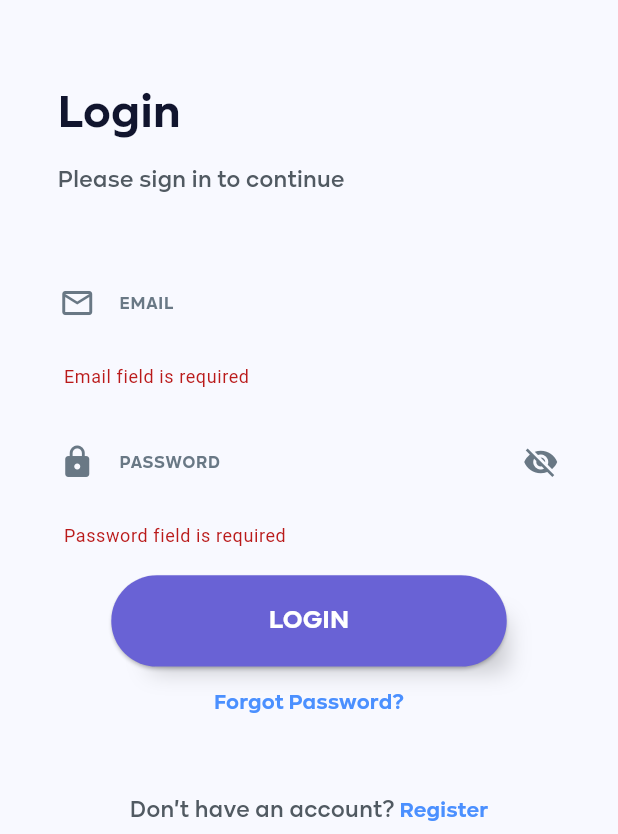
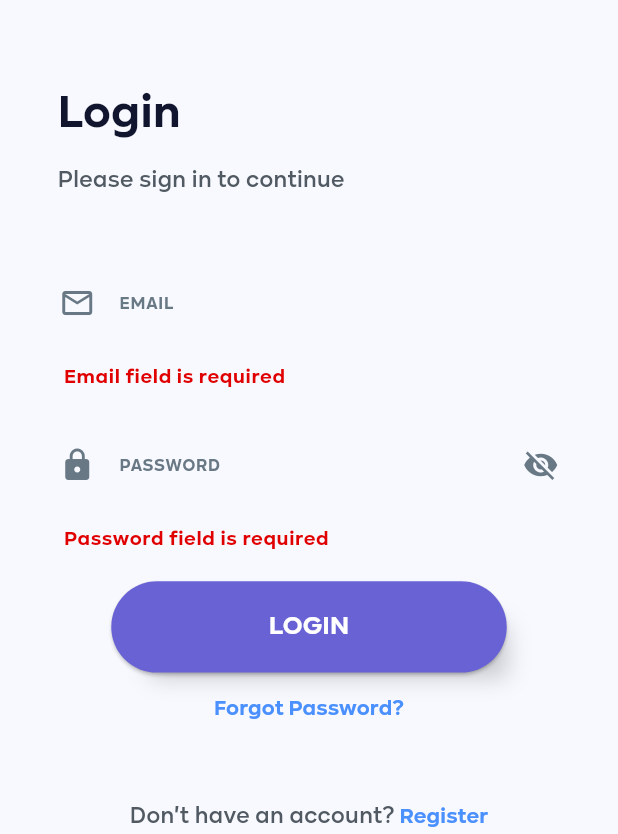
Before and after one commit to ahmed-taha1/Holdy-front-end, a Flutter app: the screen it shows after launch, after a tap on "LOGIN", on a phone screen of 412 x 824 dp, the part 402-1236 px from its top. Run offline on Flutter 3.47's test engine with Material 3 defaults, Android fonts, the phone set to English and light mode, and no system bars; our stand-ins replace bloc, dio, equatable, flutter_bloc, flutter_screenutil, flutter_svg and 3 more; missing offline and left inert: encrypt, flex_color_picker; accounts and stored records are empty; network calls fail; project files that could hold a hidden picture were left out.

Commit message:
lines at text form field problem solved

```diff
--- a/lib/core/models/user_model/user_model.dart
+++ b/lib/core/models/user_model/user_model.dart
@@ -10,7 +10,6 @@ class UserModel extends Equatable {
 	final List<Platform>? platforms;
 
 	const UserModel({
-
 		this.email,
 		this.firstName,
 		this.lastName,
--- a/lib/core/routing/app_router.dart
+++ b/lib/core/routing/app_router.dart
@@ -8,11 +8,13 @@ import 'package:accounts_protector/features/pin/ui/views/pin_view.dart';
 import 'package:accounts_protector/features/platforms/ui/views/add_platform_view.dart';
 import 'package:accounts_protector/features/platforms/ui/views/platforms_view.dart';
 import 'package:accounts_protector/features/splash_screen/splash_screen.dart';
+import 'package:flutter/material.dart';
 import 'package:go_router/go_router.dart';
 import '../../features/authentication/ui/views/forgot_password_view.dart';
 import '../../features/pin/ui/views/create_pin_view.dart';
 
 abstract class AppRouter {
+  static String? currentLocation;
   static final GoRouter router = GoRouter(
     routes: <RouteBase>[
       GoRoute(
@@ -48,6 +50,7 @@ abstract class AppRouter {
           path: Routes.splashScreen.path,
           builder: (context, state) => const SplashScreen()),
     ],
+    observers: [GlobalRouteObserver()],
     initialLocation: Routes.loginView.path,
     // initialLocation: Routes.splashScreen.path,
   );
@@ -58,3 +61,30 @@ abstract class AppRouter {
     }
   }
 }
+
+// Global route observer to track route changes
+class GlobalRouteObserver extends RouteObserver<PageRoute<dynamic>> {
+  @override
+  void didPush(Route<dynamic> route, Route<dynamic>? previousRoute) {
+    if (route is PageRoute && !route.isFirst) {
+      // Update the current route name when a new route is pushed
+      AppRouter.currentLocation = route.settings.name ?? '';
+    }
+  }
+
+  @override
+  void didPop(Route<dynamic> route, Route<dynamic>? previousRoute) {
+    if (previousRoute is PageRoute) {
+      // Update the current route name when a route is popped
+      AppRouter.currentLocation = previousRoute.settings.name ?? '';
+    }
+  }
+
+  @override
+  void didReplace({Route<dynamic>? newRoute, Route<dynamic>? oldRoute}) {
+    if (newRoute is PageRoute && !newRoute.isFirst) {
+      // Update the current route name when a new route is pushed
+      AppRouter.currentLocation = newRoute.settings.name ?? '';
+    }
+  }
+}
--- a/lib/core/widgets/custom_input_text_field.dart
+++ b/lib/core/widgets/custom_input_text_field.dart
@@ -65,7 +65,7 @@ class _CustomInputFieldState extends State<CustomInputField> {
             offset: const Offset(0, 4),
           ),
         ],
-        borderRadius: BorderRadius.circular(21),
+        borderRadius: BorderRadius.circular(21.r),
       ),
       child: TextFormField(
         onChanged: (value) {
@@ -86,11 +86,21 @@ class _CustomInputFieldState extends State<CustomInputField> {
           floatingLabelStyle: TextStyles.font15DarkGreySemiBold,
           filled: true,
           fillColor: _isFocused ? AppColors.lightCyan : Colors.transparent,
-          border: const UnderlineInputBorder(
-            borderRadius: BorderRadius.all(
-              Radius.circular(21),
-            ),
-            borderSide: BorderSide.none,
+          enabledBorder: UnderlineInputBorder(
+            borderRadius: BorderRadius.circular(21.r),
+            borderSide: const BorderSide(color: Colors.transparent),
+          ),
+          focusedBorder: UnderlineInputBorder(
+            borderRadius: BorderRadius.circular(21.r),
+            borderSide: const BorderSide(color: Colors.transparent),
+          ),
+          errorBorder: UnderlineInputBorder(
+            borderRadius: BorderRadius.circular(21.r),
+            borderSide: const BorderSide(color: Colors.transparent),
+          ),
+          focusedErrorBorder: UnderlineInputBorder(
+            borderRadius: BorderRadius.circular(21.r),
+            borderSide: const BorderSide(color: Colors.transparent),
           ),
           contentPadding: EdgeInsets.only(
             top: 15.h,
@@ -98,13 +108,16 @@ class _CustomInputFieldState extends State<CustomInputField> {
             right: 10.w,
             bottom: 20.h,
           ),
+          errorStyle: TextStyles.font12RedBold,
           suffixIcon: widget.suffixIcon ??
               (widget.isPassword
                   ? GestureDetector(
                       onTap: () {
-                        setState(() {
-                          _isPasswordVisible = !_isPasswordVisible;
-                        });
+                        setState(
+                          () {
+                            _isPasswordVisible = !_isPasswordVisible;
+                          },
+                        );
                       },
                       child: Icon(
                         _isPasswordVisible
--- a/lib/features/authentication/ui/widgets/login_widgets/login_view_body.dart
+++ b/lib/features/authentication/ui/widgets/login_widgets/login_view_body.dart
@@ -35,7 +35,7 @@ class LoginViewBody extends StatelessWidget {
           );
         }
         else if(state is NoPinState){
-          context.go(Routes.pinView.path);
+          context.go(Routes.createPinView.path);
         }
       },
 
--- a/lib/features/pin/ui/widgets/pin_view_widgets/pin_view_body.dart
+++ b/lib/features/pin/ui/widgets/pin_view_widgets/pin_view_body.dart
@@ -20,9 +20,8 @@ class PinViewBody extends StatelessWidget {
       listener: (context, state) {
         if (state is PinSuccessState) {
           context.read<PlatformsCubit>().getAllUserData();
-          // TODO check which is better
-          // Navigator.of(context).pop();
           context.go(Routes.platformsView.path);
+          // context.push(Routes.splashScreen.path);
         }
         if (state is PinFailureState) {
           ScaffoldMessenger.of(context).showSnackBar(
--- a/lib/features/platforms/data/repo/platform_repo.dart
+++ b/lib/features/platforms/data/repo/platform_repo.dart
@@ -14,7 +14,7 @@ class PlatformRepo implements IPlatformRepo {
           key: CacheHelperConstants.token,
         ),
       );
-      UserModel userModel = UserModel.fromJson(response.data);
+      UserModel userModel = UserModel.fromMap(response.data);
       return userModel;
     } catch (e) {
       rethrow;
--- a/lib/features/splash_screen/splash_screen.dart
+++ b/lib/features/splash_screen/splash_screen.dart
@@ -16,7 +16,6 @@ class SplashScreen extends StatelessWidget {
           statusBarBrightness: Brightness.dark,
         ),
         child: Center(
-          // child: Lottie.network('https://lottie.host/673091cf-4ccd-417d-9143-b2e6538f4ab8/8N9jQuc8Cz.json'),
           child: Lottie.asset(
             'assets/lottie/man.json',
             frameRate: FrameRate.max,
```
Also changed, not shown: lib/features/platforms/ui/views/platforms_view.dart (+29 -6 lines), lib/features/platforms/ui/widgets/platforms_view_widgets/bottom/bottom_part.dart (+6 -3 lines), lib/features/platforms/ui/widgets/platforms_view_widgets/bottom/platforms_grid_item.dart (+21 -9 lines), lib/features/platforms/ui/widgets/platforms_view_widgets/bottom/platforms_grid_view.dart (+17 -5 lines), lib/features/platforms/ui/widgets/platforms_view_widgets/platforms_view_body.dart (+11 -21 lines).
